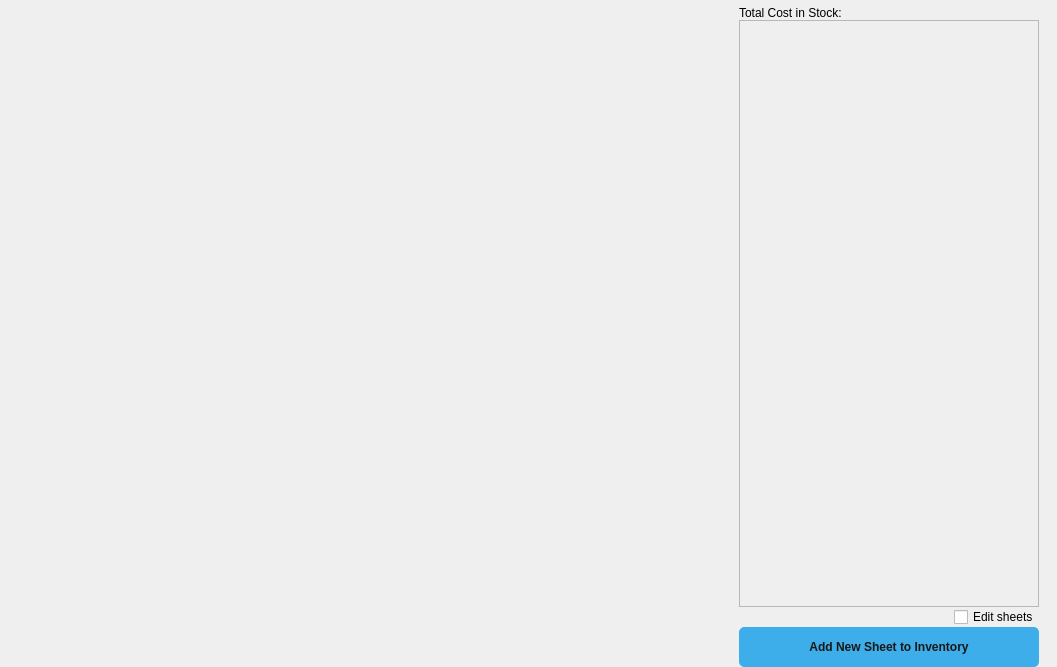
First picture: the form in ui/widgets/sheets_in_inventory_tab.ui, repository TheCodingJsoftware/Invigo, before the edit.
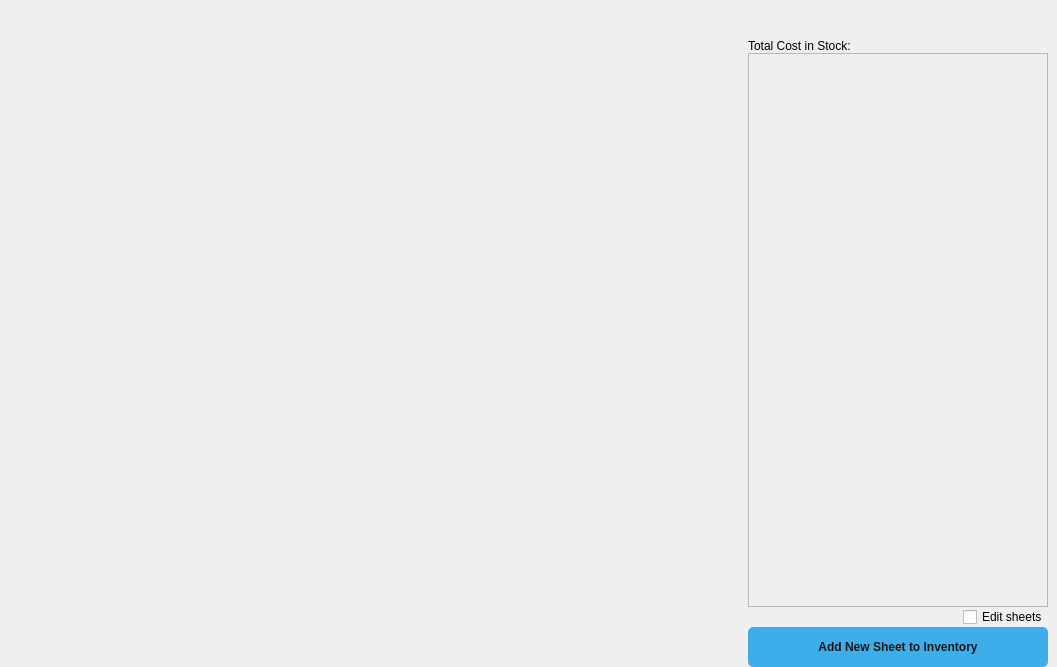
Second picture: the form after the edit. Icons and pictures are not drawn.

Commit message: New tab layout and popout buttons

What changed in the file:
```diff
--- a/ui/widgets/sheets_in_inventory_tab.ui
+++ b/ui/widgets/sheets_in_inventory_tab.ui
@@ -41,16 +41,77 @@
       <layout class="QVBoxLayout" name="verticalLayout_10"/>
      </item>
      <item>
-      <layout class="QVBoxLayout" name="verticalLayout_23" stretch="0,1,0">
+      <layout class="QVBoxLayout" name="verticalLayout_23" stretch="0,0,1,0">
        <property name="leftMargin">
         <number>9</number>
        </property>
+       <property name="topMargin">
+        <number>3</number>
+       </property>
        <property name="rightMargin">
-        <number>9</number>
+        <number>0</number>
        </property>
        <property name="bottomMargin">
         <number>0</number>
        </property>
+       <item>
+        <layout class="QHBoxLayout" name="horizontalLayout_2">
+         <item>
+          <spacer name="horizontalSpacer_2">
+           <property name="orientation">
+            <enum>Qt::Orientation::Horizontal</enum>
+           </property>
+           <property name="sizeHint" stdset="0">
+            <size>
+             <width>40</width>
+             <height>20</height>
+            </size>
+           </property>
+          </spacer>
+         </item>
+         <item>
+          <widget class="QPushButton" name="pushButton_popout">
+           <property name="sizePolicy">
+            <sizepolicy hsizetype="Fixed" vsizetype="Fixed">
+             <horstretch>0</horstretch>
+             <verstretch>0</verstretch>
+            </sizepolicy>
+           </property>
+           <property name="minimumSize">
+            <size>
+             <width>30</width>
+             <height>30</height>
+            </size>
+           </property>
+           <property name="maximumSize">
+            <size>
+             <width>30</width>
+             <height>30</height>
+            </size>
+           </property>
+           <property name="cursor">
+            <cursorShape>PointingHandCursor</cursorShape>
+           </property>
+           <property name="text">
+            <string/>
+           </property>
+           <property name="icon">
+            <iconset>
+             <normaloff>../../icons/open_in_new.png</normaloff>../../icons/open_in_new.png</iconset>
+           </property>
+           <property name="iconSize">
+            <size>
+             <width>30</width>
+             <height>30</height>
+            </size>
+           </property>
+           <property name="flat">
+            <bool>true</bool>
+           </property>
+          </widget>
+         </item>
+        </layout>
+       </item>
        <item>
         <widget class="QLabel" name="label_9">
          <property name="text">
@@ -75,7 +136,7 @@
             <x>0</x>
             <y>0</y>
             <width>298</width>
-            <height>571</height>
+            <height>517</height>
            </rect>
           </property>
           <property name="maximumSize">
@@ -185,7 +246,6 @@
            </property>
            <property name="font">
             <font>
-             <weight>75</weight>
              <bold>true</bold>
             </font>
            </property>
```
Left out of the diff: 4 changed lines with no effect on the pictures. The commit also changes 20 other files.
